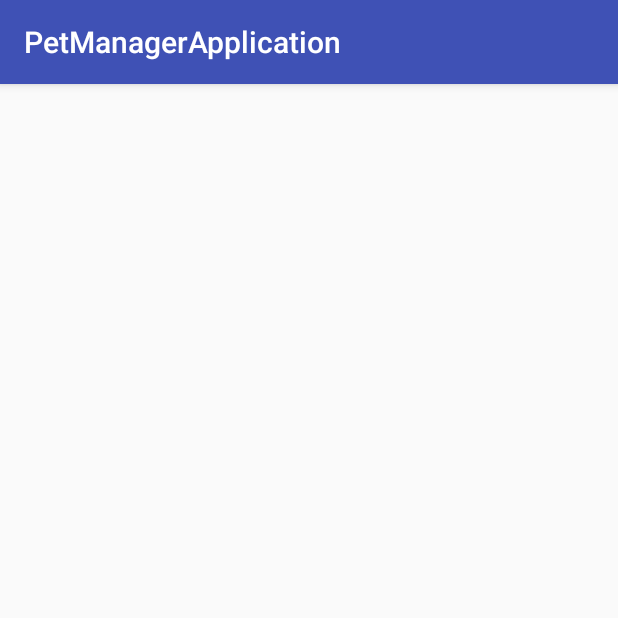
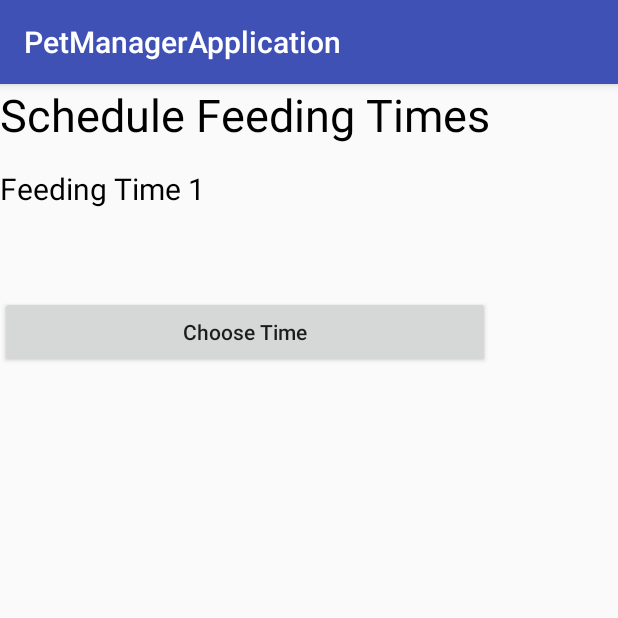
Before and after one commit to will1467/PetManagerApplication, an Android app: the FeedingActivity screen opened directly, with no data from a screen before it, on a phone screen of 412 x 824 dp, the top half of it. Run offline under Robolectric (Android 15) with nearby library versions, the phone set to English and light mode, and no system bars.

Commit message:
added food scheduler (WIP)

```diff
--- a/app/src/main/res/layout/activity_feeding.xml
+++ b/app/src/main/res/layout/activity_feeding.xml
@@ -6,4 +6,40 @@
     android:layout_height="match_parent"
     tools:context="com.example.williamrussa3.petmanagerapplication.FeedingActivity">
 
+    <LinearLayout
+        android:layout_width="0dp"
+        android:layout_height="495dp"
+        android:orientation="vertical"
+        tools:layout_editor_absoluteY="8dp"
+        tools:layout_editor_absoluteX="8dp">
+
+        <TextView
+            android:id="@+id/feeding_title"
+            android:layout_width="wrap_content"
+            android:layout_height="56dp"
+            android:text="Schedule Feeding Times"
+            android:textAllCaps="false"
+            android:textColor="@android:color/black"
+            android:textSize="30sp"
+            tools:layout_editor_absoluteX="39dp"
+            tools:layout_editor_absoluteY="16dp" />
+
+        <TextView
+            android:id="@+id/feedTime_Name"
+            android:layout_width="match_parent"
+            android:layout_height="85dp"
+            android:text="Feeding Time 1"
+            android:textColor="@android:color/black"
+            android:textSize="20sp" />
+
+        <Button
+            android:id="@+id/time_picker_button"
+            android:layout_width="match_parent"
+            android:layout_height="wrap_content"
+            android:textAllCaps="false"
+            android:onClick="showTimePicker"
+            android:text="Choose Time" />
+
+    </LinearLayout>
+
 </android.support.constraint.ConstraintLayout>
```
Also changed, not shown: app/src/main/java/com/example/williamrussa3/petmanagerapplication/AlarmReceiver.java (added, +18 -0 lines), app/src/main/java/com/example/williamrussa3/petmanagerapplication/FeedingActivity.java (+57 -0 lines).
